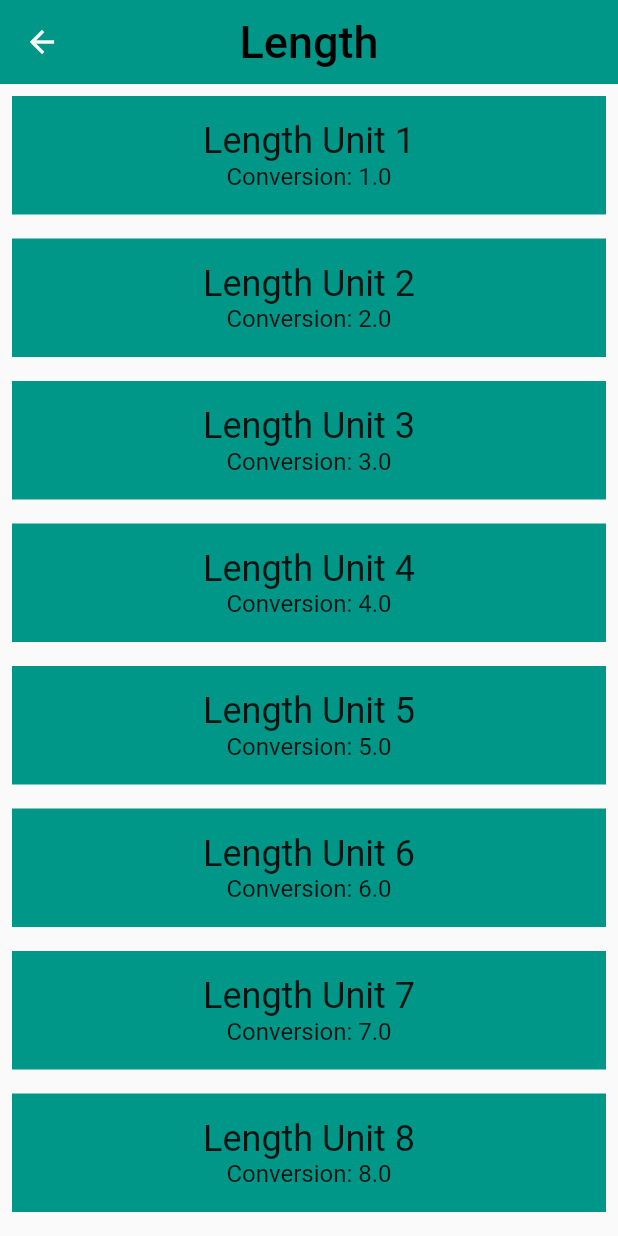
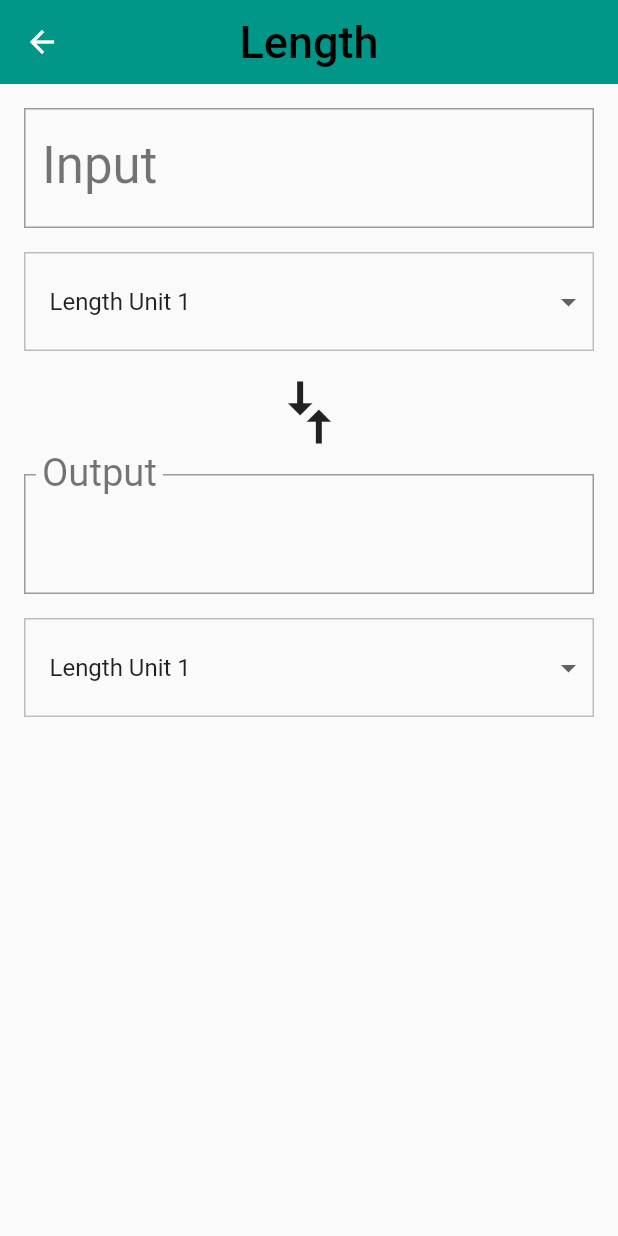
Before and after one commit to higekick/flutter_study, a Flutter app: the screen it shows after launch, after a tap on "Length", on a phone screen of 412 x 824 dp. Run offline on Flutter 3.47's test engine with Material 2 defaults, Android fonts, the phone set to English and light mode, and no system bars.

Commit message:
add interactivity

```diff
--- a/lib/converter_route.dart
+++ b/lib/converter_route.dart
@@ -1,6 +1,8 @@
 // Copyright 2018 The Chromium Authors. All rights reserved.
 // Use of this source code is governed by a BSD-style license that can be
 // found in the LICENSE file.
+
+import 'dart:math';
 
 import 'package:flutter/material.dart';
 import 'package:meta/meta.dart';
@@ -24,49 +26,70 @@ class ConverterRoute extends StatefulWidget {
     @required this.units,
     @required this.color,
     @required this.title,
-  })
-      : assert(units != null),
-        assert(color != null)
-  ;
+  })  : assert(units != null),
+        assert(color != null);
 
   @override
   State<StatefulWidget> createState() {
     return _ConverterRouteState();
   }
-
 }
 
+typedef GetCallback = void Function(Unit);
+
 class _ConverterRouteState extends State<ConverterRoute> {
+  Unit _selectedIn;
+  Unit _selectedOut;
+  double _inputValue;
+  String _outputValue = '';
+  List<DropdownMenuItem> _unitMenuItems;
+  bool _showValidationError = false;
+
+  @override
+  void initState() {
+    super.initState();
+    setState(() {
+      _selectedIn = widget.units.first;
+      _selectedOut = widget.units.first;
+    });
+    _createDropdownMenuItems();
+  }
+
+  /// Creates fresh list of [DropdownMenuItem] widgets, given a list of [Unit]s.
+  void _createDropdownMenuItems() {
+    setState(() {
+      _unitMenuItems = widget.units.map<DropdownMenuItem<Unit>>((Unit e) {
+        return DropdownMenuItem<Unit>(
+            value: e, child: Text(e.name, softWrap: true));
+      }).toList();
+    });
+  }
 
   @override
   Widget build(BuildContext context) {
-    // Here is just a placeholder for a list of mock units
-    final unitWidgets = widget.units.map((Unit unit) {
-      // TODO: Set the color for this Container
-      return Container(
-        color: widget.color,
-        margin: EdgeInsets.all(8.0),
-        padding: EdgeInsets.all(16.0),
-        child: Column(
-          children: <Widget>[
-            Text(
-              unit.name,
-              style: Theme
-                  .of(context)
-                  .textTheme
-                  .headline,
-            ),
-            Text(
-              'Conversion: ${unit.conversion}',
-              style: Theme
-                  .of(context)
-                  .textTheme
-                  .subhead,
-            ),
-          ],
-        ),
-      );
-    }).toList();
+    final input = makeControl('Input', (val) {
+      _selectedIn = val;
+      _updateConversion();
+    }, _selectedIn);
+    final output = makeControl('Output', (val) {
+      _selectedOut = val;
+      _updateConversion();
+    }, _selectedOut);
+    final arrow = Container(
+      child: Transform.rotate(
+          angle: 90 * pi / 180,
+          child: Icon(
+            Icons.compare_arrows_outlined,
+            size: 50.0,
+          )),
+    );
+
+    final bodies = Container(
+      child: Column(
+        crossAxisAlignment: CrossAxisAlignment.stretch,
+        children: [input, arrow, output],
+      ),
+    );
 
     final appBar = AppBar(
       title: Text(
@@ -80,10 +103,137 @@ class _ConverterRouteState extends State<ConverterRoute> {
 
     return Scaffold(
       appBar: appBar,
-      body: ListView(
-        children: unitWidgets,
-      ),
+      body: bodies,
     );
   }
 
+  Widget makeControl(String label, GetCallback callback, Unit selected) {
+    final crls = Padding(
+      padding: EdgeInsets.all(16.0),
+      child: Column(crossAxisAlignment: CrossAxisAlignment.stretch, children: [
+        label == 'Input'
+            ? TextField(
+                style: Theme.of(context).textTheme.headline4,
+                decoration: InputDecoration(
+                  labelStyle: Theme.of(context).textTheme.headline4,
+                  border: OutlineInputBorder(
+                    borderRadius: BorderRadius.circular(0.0),
+                  ),
+                  labelText: label,
+                ),
+                onChanged: _updateInputValue,
+                keyboardType: TextInputType.number,
+              )
+            : InputDecorator(
+                child: Text(
+                  _outputValue,
+                  style: Theme.of(context).textTheme.headline4,
+                ),
+                decoration: InputDecoration(
+                  labelText: 'Output',
+                  labelStyle: Theme.of(context).textTheme.headline4,
+                  border: OutlineInputBorder(
+                    borderRadius: BorderRadius.circular(0.0),
+                  ),
+                ),
+              ),
+        Container(
+            // dropdown
+            margin: EdgeInsets.only(top: 16.0),
+            decoration: BoxDecoration(
+              // This sets the color of the [DropdownButton] itself
+              color: Colors.grey[50],
+              border: Border.all(
+                color: Colors.grey[400],
+                width: 1.0,
+              ),
+            ),
+            padding: EdgeInsets.symmetric(vertical: 8.0),
+            child: DropdownButtonHideUnderline(
+                child: ButtonTheme(
+              alignedDropdown: true,
+              child: DropdownButton<Unit>(
+                  value: selected,
+                  onChanged: (Unit newValue) {
+                    setState(() {
+                      callback(newValue);
+                    });
+                  },
+                  style: Theme.of(context).textTheme.subtitle1,
+                  items: _unitMenuItems),
+            )))
+      ]),
+    );
+    return crls;
+  }
+
+  /// Clean up conversion; trim trailing zeros, e.g. 5.500 -> 5.5, 10.0 -> 10
+  String _format(double conversion) {
+    var outputNum = conversion.toStringAsPrecision(7);
+    if (outputNum.contains('.') && outputNum.endsWith('0')) {
+      var i = outputNum.length - 1;
+      while (outputNum[i] == '0') {
+        i -= 1;
+      }
+      outputNum = outputNum.substring(0, i + 1);
+    }
+    if (outputNum.endsWith('.')) {
+      return outputNum.substring(0, outputNum.length - 1);
+    }
+    return outputNum;
+  }
+
+  void _updateConversion() {
+    setState(() {
+      _outputValue = _format(
+          _inputValue * (_selectedOut.conversion / _selectedIn.conversion));
+    });
+  }
+
+  void _updateInputValue(String input) {
+    setState(() {
+      if (input == null || input.isEmpty) {
+        _outputValue = '';
+      } else {
+        // Even though we are using the numerical keyboard, we still have to check
+        // for non-numerical input such as '5..0' or '6 -3'
+        try {
+          final inputDouble = double.parse(input);
+          _showValidationError = false;
+          _inputValue = inputDouble;
+          _updateConversion();
+        } on Exception catch (e) {
+          print('Error: $e');
+          _showValidationError = true;
+        }
+      }
+    });
+  }
+
+  Unit _getUnit(String unitName) {
+    return widget.units.firstWhere(
+      (Unit unit) {
+        return unit.name == unitName;
+      },
+      orElse: null,
+    );
+  }
+
+  void _updateFromConversion(dynamic unitName) {
+    setState(() {
+      _selectedIn = _getUnit(unitName);
+    });
+    if (_inputValue != null) {
+      _updateConversion();
+    }
+  }
+
+  void _updateToConversion(dynamic unitName) {
+    setState(() {
+      _selectedOut = _getUnit(unitName);
+    });
+    if (_inputValue != null) {
+      _updateConversion();
+    }
+  }
 }
```
